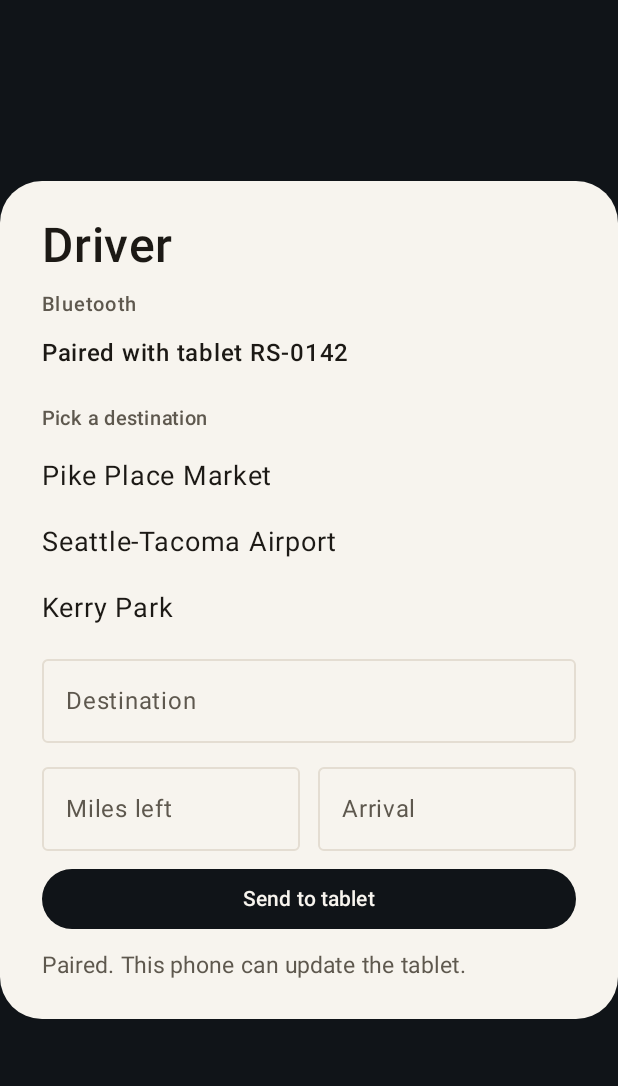
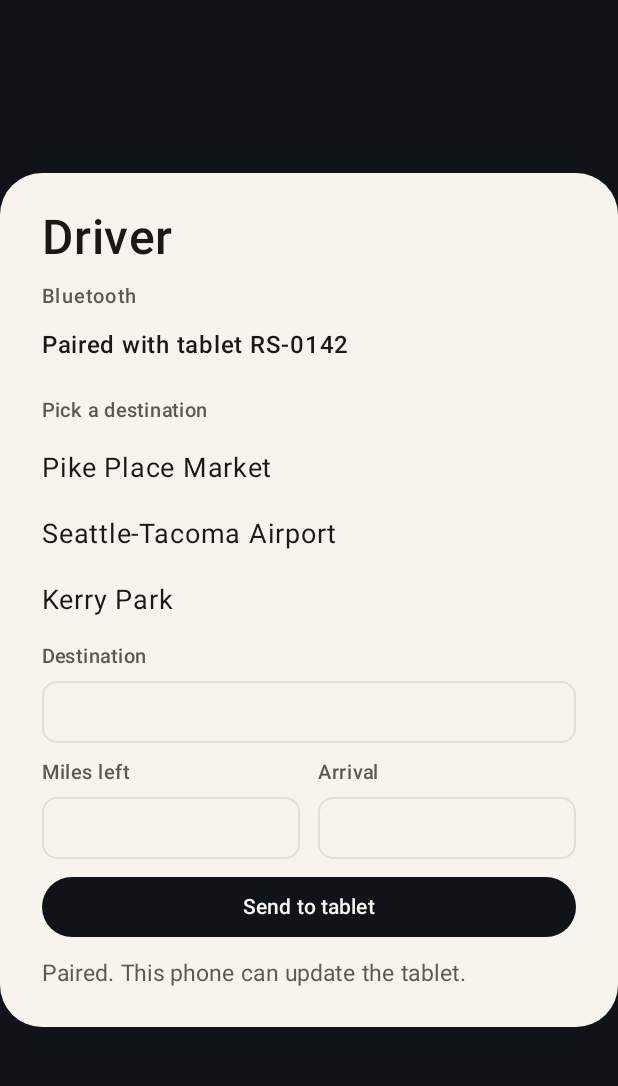
Before and after one commit to keithlfitz/keithGit, an Android app built with Jetpack Compose: the composable DriverPhoneScreen shown on its own in the app's theme, after a tap on "Pair tablet", on a phone screen of 412 x 824 dp, the part 60-1146 px from its top. Run offline under Robolectric (Android 15) with nearby library versions, the phone set to English and light mode, and no system bars; network calls fail.

Commit message:
Keep the driver form labels off the typed values.
The miles, arrival, and destination sit in plain fields so the demo screen stays readable.

Co-authored-by: Keith Fitzpatrick <keithlfitz@users.noreply.github.com>

```diff
--- a/app/src/main/java/com/ridesandshares/passenger/ui/DriverPhoneScreen.kt
+++ b/app/src/main/java/com/ridesandshares/passenger/ui/DriverPhoneScreen.kt
@@ -1,6 +1,7 @@
 package com.ridesandshares.passenger.ui
 
 import androidx.compose.foundation.background
+import androidx.compose.foundation.border
 import androidx.compose.foundation.clickable
 import androidx.compose.foundation.layout.Arrangement
 import androidx.compose.foundation.layout.Box
@@ -14,12 +15,12 @@ import androidx.compose.foundation.layout.padding
 import androidx.compose.foundation.layout.width
 import androidx.compose.foundation.rememberScrollState
 import androidx.compose.foundation.shape.RoundedCornerShape
+import androidx.compose.foundation.text.BasicTextField
 import androidx.compose.foundation.verticalScroll
 import androidx.compose.material3.Button
 import androidx.compose.material3.ButtonDefaults
-import androidx.compose.material3.OutlinedTextField
-import androidx.compose.material3.OutlinedTextFieldDefaults
 import androidx.compose.material3.Text
+import androidx.compose.ui.text.TextStyle
 import androidx.compose.runtime.Composable
 import androidx.compose.runtime.getValue
 import androidx.compose.runtime.mutableStateOf
@@ -160,39 +161,24 @@ fun DriverPhoneScreen(
                             .padding(vertical = 6.dp),
                     )
                 }
-                val fieldColors = OutlinedTextFieldDefaults.colors(
-                    focusedTextColor = InkText,
-                    unfocusedTextColor = InkText,
-                    focusedLabelColor = Muted,
-                    unfocusedLabelColor = Muted,
-                    cursorColor = InkText,
-                    focusedBorderColor = InkText,
-                    unfocusedBorderColor = Rule,
-                )
-                OutlinedTextField(
+                LabeledField(
+                    label = "Destination",
                     value = destination,
                     onValueChange = { destination = it },
                     modifier = Modifier.fillMaxWidth(),
-                    label = { Text("Destination") },
-                    singleLine = true,
-                    colors = fieldColors,
                 )
                 Row(horizontalArrangement = Arrangement.spacedBy(12.dp)) {
-                    OutlinedTextField(
+                    LabeledField(
+                        label = "Miles left",
                         value = miles,
                         onValueChange = { miles = it },
                         modifier = Modifier.weight(1f),
-                        label = { Text("Miles left") },
-                        singleLine = true,
-                        colors = fieldColors,
                     )
-                    OutlinedTextField(
+                    LabeledField(
+                        label = "Arrival",
                         value = arrival,
                         onValueChange = { arrival = it },
                         modifier = Modifier.weight(1f),
-                        label = { Text("Arrival") },
-                        singleLine = true,
-                        colors = fieldColors,
                     )
                 }
                 Button(
@@ -211,6 +197,28 @@ fun DriverPhoneScreen(
                 }
             }
         }
+    }
+}
+
+@Composable
+private fun LabeledField(
+    label: String,
+    value: String,
+    onValueChange: (String) -> Unit,
+    modifier: Modifier = Modifier,
+) {
+    Column(modifier, verticalArrangement = Arrangement.spacedBy(4.dp)) {
+        Text(text = label, color = Muted, fontSize = 13.sp, fontWeight = FontWeight.Medium)
+        BasicTextField(
+            value = value,
+            onValueChange = onValueChange,
+            singleLine = true,
+            textStyle = TextStyle(color = InkText, fontSize = 18.sp),
+            modifier = Modifier
+                .fillMaxWidth()
+                .border(1.dp, Rule, RoundedCornerShape(10.dp))
+                .padding(horizontal = 12.dp, vertical = 10.dp),
+        )
     }
 }
 
```
